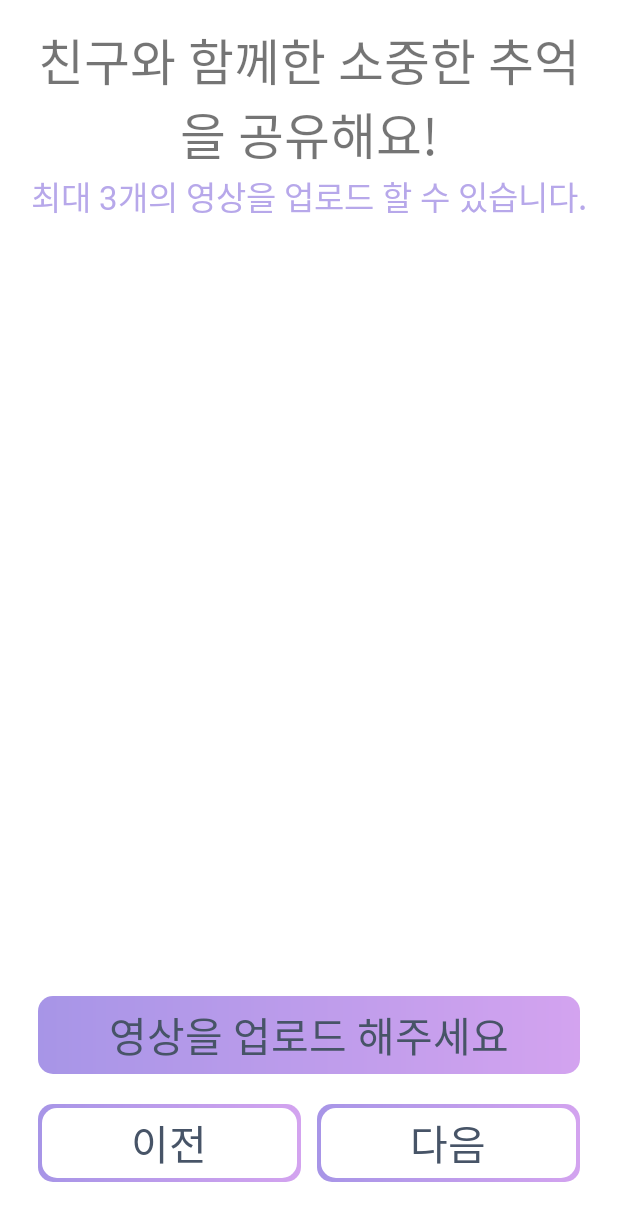
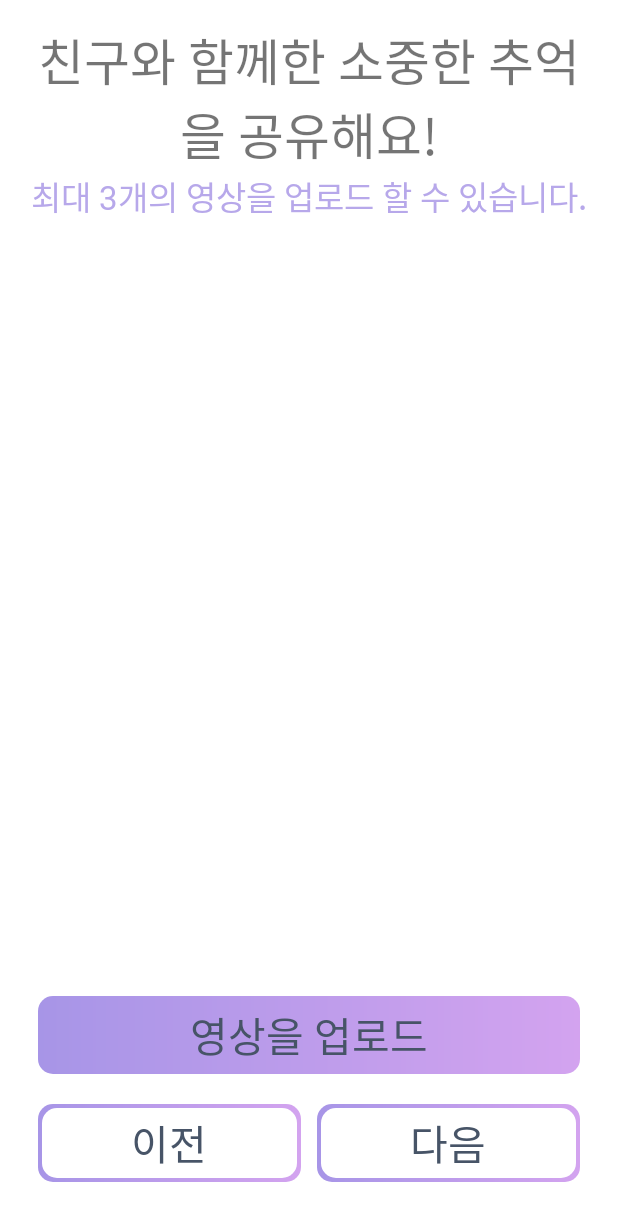
Before and after one commit to ProgrammerYes25/HappyBirthDay, an Android app: the layout activity_video_upload.xml on its own in the app's theme, with its tools: preview values and no code run, on a phone screen of 412 x 824 dp. Shown: the top 1221 px of the screen. Run offline under Robolectric (Android 15) with nearby library versions, the phone set to English and light mode, and no system bars.

Commit message:
#15 string.xml 수정

```diff
--- a/app/src/main/res/values/strings.xml
+++ b/app/src/main/res/values/strings.xml
@@ -39,7 +39,7 @@
     <!--동영상꾸미기-->
     <string name="make_video1_text">친구와 함께한 소중한 추억을 공유해요!</string>
     <string name="make_video2_text">최대 3개의 영상을 업로드 할 수 있습니다.</string>
-    <string name="make_video3_text">영상을 업로드 해주세요</string>
+    <string name="make_video3_text">영상을 업로드</string>
     <string name="make_video_uplode_text">등록</string>
     <!--상장꾸미기-->
     <string name="make_award1_text">친구를 위한 상장을 만들어요</string>
```
